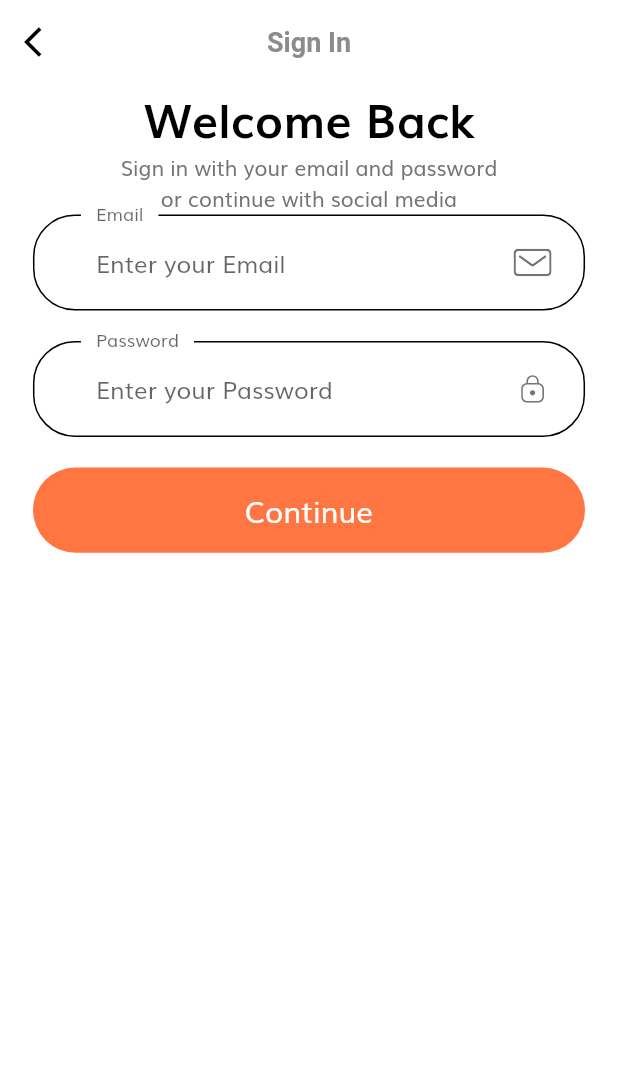
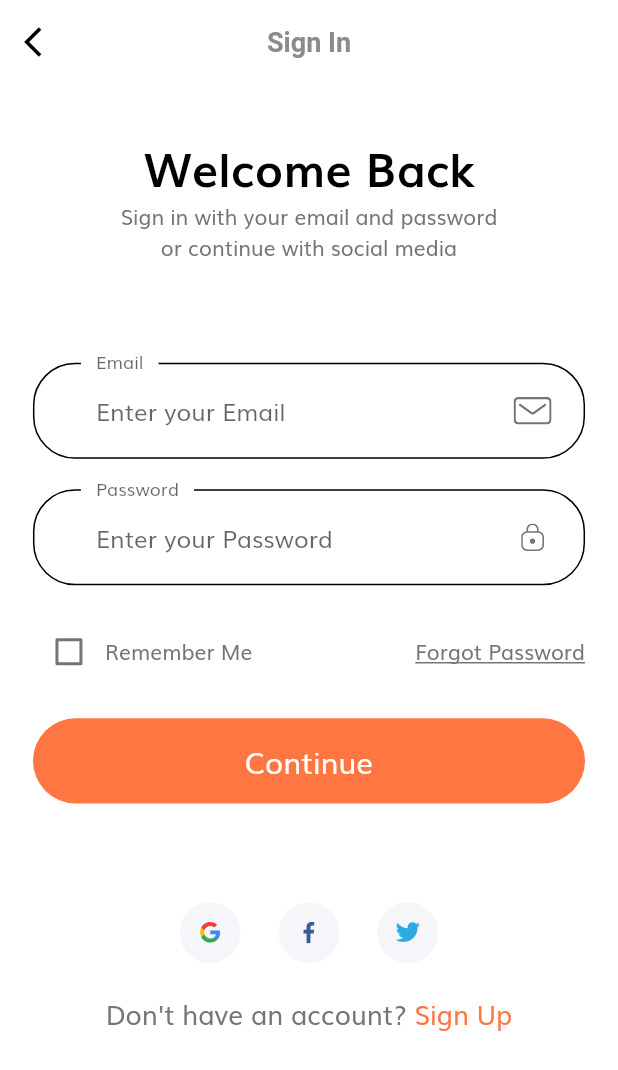
Before and after one commit to moonlomon/marcket2, a Flutter app: the screen it shows after launch, after a tap on "Continue", on a phone screen of 412 x 824 dp. Shown: the top 1070 px of the screen. Run offline on Flutter 3.47's test engine with Material 2 defaults, Android fonts, the light colour scheme and no system bars; our stand-ins replace flutter_svg.

Commit message:
로그인페이지 90% 완성

```diff
--- a/lib/screens/sign_in/components/custom_suffix_icon.dart
+++ b/lib/components/custom_suffix_icon.dart
@@ -1,7 +1,7 @@
 import 'package:flutter/material.dart';
 import 'package:flutter_svg/svg.dart';
 
-import '../../../size_config.dart';
+import '../size_config.dart';
 
 class CustomSuffixIcon extends StatelessWidget {
   const CustomSuffixIcon({
--- a/lib/routs.dart
+++ b/lib/routs.dart
@@ -1,4 +1,6 @@
 import 'package:flutter/widgets.dart';
+import 'package:marcket2/screens/forget_password/forget_password_screen.dart';
+import 'package:marcket2/screens/login_success/login_success_screen.dart';
 import 'package:marcket2/screens/sign_in/sign_in_screen.dart';
 import 'package:marcket2/screens/splash/splash_screen.dart';
 
@@ -6,4 +8,6 @@ import 'package:marcket2/screens/splash/splash_screen.dart';
 final Map<String, WidgetBuilder> routes = {
   SplashScreen.routeName: (context) => SplashScreen(), // "/spllash"라우트를 명령하면 SplashScreen위젯으로 이동
   SignInScreen.routeName: (context) => SignInScreen(),
+  ForgotPasswordScreen.routeName: (context) => ForgotPasswordScreen(),
+  LoginSuccessScreen.routeName: (context) => LoginSuccessScreen(),
 };
--- a/lib/screens/sign_in/components/body.dart
+++ b/lib/screens/sign_in/components/body.dart
@@ -1,9 +1,14 @@
+import 'dart:ui';
+
 import 'package:flutter/material.dart';
+import 'package:flutter_svg/svg.dart';
+import 'package:marcket2/constants.dart';
+import 'package:marcket2/screens/forget_password/forget_password_screen.dart';
+import 'package:marcket2/screens/sign_in/components/sign_form.dart';
+import 'package:marcket2/screens/sign_in/components/socal_card.dart';
 import 'package:marcket2/size_config.dart';
-import 'package:flutter_svg/svg.dart';
 
-import '../../../components/default_button.dart';
-import 'custom_suffix_icon.dart';
+import 'no_account_text.dart';
 
 class Body extends StatelessWidget {
   const Body({Key? key}) : super(key: key);
@@ -15,8 +20,10 @@ class Body extends StatelessWidget {
       child: Padding(
         padding:
             EdgeInsets.symmetric(horizontal: getProportionateScreenWidth(20)),
+        child: SingleChildScrollView(
           child: Column(
             children: <Widget>[
+              SizedBox(height: SizeConfig.screenHeight * 0.04,),
               Text(
                 "Welcome Back",
                 style: TextStyle(
@@ -28,90 +35,32 @@ class Body extends StatelessWidget {
                 "Sign in with your email and password  \nor continue with social media",
                 textAlign: TextAlign.center,
               ),
-            SignForm()
+              SizedBox(height: SizeConfig.screenHeight * 0.08,),
+              SignForm(),
+              SizedBox(height: SizeConfig.screenHeight * 0.08,),
+              Row(
+                mainAxisAlignment: MainAxisAlignment.center,
+                children: [
+                  SocalCard(
+                    icon: "assets/icons/google-icon.svg",
+                    press: () {},
+                  ),
+                  SocalCard(
+                    icon: "assets/icons/facebook-2.svg",
+                    press: () {},
+                  ),
+                  SocalCard(
+                    icon: "assets/icons/twitter.svg",
+                    press: () {},
+                  ),
                 ],
+              ),
+              SizedBox(height: getProportionateScreenHeight(20),),
+              NoAccountText()
+            ],
+          ),
         ),
       ),
     );
   }
 }
-
-class SignForm extends StatefulWidget {
-  const SignForm({Key? key}) : super(key: key);
-
-  @override
-  State<SignForm> createState() => _SignFormState();
-}
-
-class _SignFormState extends State<SignForm> {
-  // *textFormFeild 생성 시 기본 세팅
-  final _formKey = GlobalKey<FormState>();
-  final List<String> errors = [];
-
-  @override
-  Widget build(BuildContext context) {
-    // *textFormFeild 생성 시 기본 세팅2
-    return Form(
-      key: _formKey,
-      child: Column(
-        children: <Widget>[
-          buildEmailFormField(),
-          SizedBox(
-            height: getProportionateScreenHeight(20),
-          ),
-          buildPasswordFormField(),
-          SizedBox(
-            height: getProportionateScreenHeight(20),
-          ),
-          DefaultButton(
-            text: "Continue",
-            press: () {},
-          )
-        ],
-      ),
-    );
-  }
-
-  TextFormField buildPasswordFormField() {
-    return TextFormField(
-      // 텍스트폼필드 속성설정하기
-      keyboardType: TextInputType.visiblePassword,
-      obscureText: true, // * 비밀번호 가리기
-      validator: (value) {
-        if (value == null || value.isEmpty) {
-          setState(() {
-            errors.add("Please enter your password");
-          });
-        }
-      },
-      decoration: InputDecoration(
-          labelText: "Password",
-          hintText: "Enter your Password",
-          floatingLabelBehavior: FloatingLabelBehavior.always,
-          suffixIcon: CustomSuffixIcon(
-            svgIcon: "assets/icons/Lock.svg",
-          )),
-    );
-  }
-
-  TextFormField buildEmailFormField() {
-    return TextFormField(
-      // 텍스트폼필드 속성설정하기
-      keyboardType: TextInputType.emailAddress,
-      validator: (value) {
-        if (value == null || value.isEmpty) {
-          setState(() {
-            errors.add("Please enter your email");
-          });
-        }
-      },
-      decoration: InputDecoration(
-          labelText: "Email",
-          hintText: "Enter your Email",
-          floatingLabelBehavior: FloatingLabelBehavior.always,
-          suffixIcon: CustomSuffixIcon(
-            svgIcon: "assets/icons/Mail.svg",
-          )),
-    );
-  }
-}
--- /dev/null
+++ b/lib/screens/sign_in/components/no_account_text.dart
@@ -0,0 +1,26 @@
+import 'package:flutter/material.dart';
+
+import '../../../constants.dart';
+import '../../../size_config.dart';
+import '../../forget_password/forget_password_screen.dart';
+
+class NoAccountText extends StatelessWidget {
+  const NoAccountText({
+    super.key,
+  });
+
+  @override
+  Widget build(BuildContext context) {
+    return Row(
+      mainAxisAlignment: MainAxisAlignment.center,
+      children: [
+        Text("Don't have an account? ",
+            style: TextStyle(
+                fontSize: getProportionateScreenWidth(16),
+                )),
+        Text("Sign Up",
+            style: TextStyle(fontSize: getProportionateScreenWidth(16), color: kPrimaryColor))
+      ],
+    );
+  }
+}
--- /dev/null
+++ b/lib/screens/sign_in/components/sign_form.dart
@@ -0,0 +1,174 @@
+import 'package:flutter/material.dart';
+
+import '../../../components/default_button.dart';
+import '../../../components/form_error.dart';
+import '../../../constants.dart';
+import '../../../size_config.dart';
+import '../../../components/custom_suffix_icon.dart';
+import '../../forget_password/forget_password_screen.dart';
+import '../../login_success/login_success_screen.dart';
+
+class SignForm extends StatefulWidget {
+  const SignForm({Key? key}) : super(key: key);
+
+  @override
+  State<SignForm> createState() => _SignFormState();
+}
+
+class _SignFormState extends State<SignForm> {
+  // *textFormFeild 생성 시 기본 세팅
+  final _formKey = GlobalKey<FormState>();
+  late String email; // ?? late?
+  late String password;
+  late bool remember = false;
+  final List<String> errors = [];
+
+  @override
+  Widget build(BuildContext context) {
+    // *textFormFeild 생성 시 기본 세팅2
+    return Form(
+      key: _formKey,
+      child: Column(
+        children: <Widget>[
+          buildEmailFormField(),
+          SizedBox(
+            height: getProportionateScreenHeight(20),
+          ),
+          buildPasswordFormField(),
+          SizedBox(
+            height: getProportionateScreenHeight(20),
+          ),
+          Row(
+            children: [
+              Checkbox(
+                value: remember,
+                onChanged: (value) {
+                  setState(() {
+                    remember = value!;
+                  });
+                },
+                activeColor: kPrimaryColor,
+              ),
+              Text("Remember Me"),
+              Spacer(),
+              GestureDetector(
+                  onTap: () => Navigator.pushNamed(
+                      context, ForgotPasswordScreen.routeName),
+                  child: Text(
+                    "Forgot Password",
+                    style: TextStyle(decoration: TextDecoration.underline),
+                  ))
+            ],
+          ),
+          FormError(errors: errors),
+          SizedBox(
+            height: getProportionateScreenHeight(20),
+          ),
+          DefaultButton(
+            text: "Continue",
+            press: () {
+              if (_formKey.currentState!.validate()) {
+                _formKey.currentState?.save(); // ??
+                Navigator.popAndPushNamed(context, LoginSuccessScreen.routeName);
+              }
+            },
+          )
+        ],
+      ),
+    );
+  }
+
+  TextFormField buildPasswordFormField() {
+    return TextFormField(
+      // 텍스트폼필드 속성설정하기
+      keyboardType: TextInputType.visiblePassword,
+      obscureText: true,
+      // * 비밀번호 가리기
+      onSaved: (newValue) => password = newValue!,
+      // ?? !?
+      onChanged: (value) {
+        if (value.isNotEmpty && errors.contains(kPassNullError)) {
+          setState(() {
+            errors.remove(kPassNullError);
+          });
+          // return ""; //?? 여기는 안되는 이유
+        } else if (value.length >= 8 && errors.contains(kShortPassError)) {
+          // ??
+          setState(() {
+            errors.remove(kShortPassError);
+          });
+        }
+        return null; // ?? return을 안넣어주면 리스트가 계속 추가됨
+      },
+      validator: (value) {
+        if (value == null ||
+            value.isEmpty && !errors.contains(kPassNullError)) {
+          setState(() {
+            errors.add(kPassNullError);
+          });
+          return ""; // ?? 이거 하는 이유
+        } else if (value.length < 8 && !errors.contains(kShortPassError)) {
+          // ??
+          setState(() {
+            errors.add(kShortPassError);
+          });
+          return "";
+        }
+        return null; // ?? return을 안넣어주면 리스트가 계속 추가됨
+      },
+      decoration: InputDecoration(
+          labelText: "Password",
+          hintText: "Enter your Password",
+          floatingLabelBehavior: FloatingLabelBehavior.always,
+          suffixIcon: CustomSuffixIcon(
+            svgIcon: "assets/icons/Lock.svg",
+          )),
+    );
+  }
+
+  TextFormField buildEmailFormField() {
+    return TextFormField(
+      // 텍스트폼필드 속성설정하기
+      keyboardType: TextInputType.emailAddress,
+      onSaved: (newValue) => email = newValue!,
+      onChanged: (value) {
+        if (value.isNotEmpty && errors.contains(kEmailNullError)) {
+          setState(() {
+            errors.remove(kEmailNullError);
+          });
+        } else if (emailValidatorRegExp.hasMatch(value) &&
+            errors.contains(kInvalidEmailError)) {
+          // ??
+          setState(() {
+            errors.remove(kInvalidEmailError);
+          });
+        }
+        return; // ?? return을 안넣어주면 리스트가 계속 추가됨
+      },
+      validator: (value) {
+        if (value == null ||
+            value.isEmpty && !errors.contains(kEmailNullError)) {
+          setState(() {
+            errors.add(kEmailNullError);
+          });
+          return "";
+        } else if (!emailValidatorRegExp.hasMatch(value) &&
+            !errors.contains(kInvalidEmailError)) {
+          // ??
+          setState(() {
+            errors.add(kInvalidEmailError);
+          });
+          return "";
+        }
+        return null; // ?? return을 안넣어주면 리스트가 계속 추가됨
+      },
+      decoration: InputDecoration(
+          labelText: "Email",
+          hintText: "Enter your Email",
+          floatingLabelBehavior: FloatingLabelBehavior.always,
+          suffixIcon: CustomSuffixIcon(
+            svgIcon: "assets/icons/Mail.svg",
+          )),
+    );
+  }
+}
--- /dev/null
+++ b/lib/screens/sign_in/components/socal_card.dart
@@ -0,0 +1,31 @@
+import 'package:flutter/material.dart';
+import 'package:flutter_svg/svg.dart';
+
+import '../../../size_config.dart';
+
+class SocalCard extends StatelessWidget {
+  const SocalCard({
+    super.key, required this.icon, required this.press,
+  });
+
+  final String icon;
+  final VoidCallback press;
+
+  @override
+  Widget build(BuildContext context) {
+    return GestureDetector(
+      onTap: press,
+      child: Container(
+        margin: EdgeInsets.symmetric(horizontal: getProportionateScreenWidth(10)),
+        padding: EdgeInsets.all(getProportionateScreenWidth(12)),
+        height: getProportionateScreenHeight(40),
+        width: getProportionateScreenWidth(40), // ?? 너무 작으면 안보일 수 있음
+        decoration: BoxDecoration(
+            color: Color(0xFFF5F6F9),
+            shape: BoxShape.circle
+        ),
+        child: SvgPicture.asset(icon),
+      ),
+    );
+  }
+}
--- a/lib/screens/sign_in/sign_in_screen.dart
+++ b/lib/screens/sign_in/sign_in_screen.dart
@@ -11,8 +11,8 @@ class SignInScreen extends StatelessWidget {
       // 메인에서 앱바의 속성을 설정
       appBar: AppBar(
         centerTitle: true,
+        title: Text("Sign In"),
         automaticallyImplyLeading: false,
-        title: Text("Sign In"),
         leading: IconButton(icon: Icon(Icons.arrow_back_ios), onPressed: (){Navigator.pop(context);}),
       ),
       body: Body(),
--- a/lib/screens/splash/components/splash_content.dart
+++ b/lib/screens/splash/components/splash_content.dart
@@ -16,17 +16,20 @@ class SplashContent extends StatelessWidget {
   Widget build(BuildContext context) {
     return Column(
       children: <Widget>[
-        Spacer(), //??
-        Text(
-          "TOKOTO",
-          style: TextStyle(
-            fontSize: getProportionateScreenWidth(36),
-            color: kPrimaryColor,
-            fontWeight: FontWeight.bold,
+        Spacer(flex: 2,), //??
+        Expanded(
+          flex: 3,
+          child: Text(
+            "TOKOTO",
+            style: TextStyle(
+              fontSize: getProportionateScreenWidth(40),
+              color: kPrimaryColor,
+              fontWeight: FontWeight.bold,
+            ),
           ),
         ),
-        Text(text, textAlign: TextAlign.center,),
-        Spacer(flex: 2), //??
+        Expanded(flex: 3, child: Text(text, textAlign: TextAlign.center,)),
+        Spacer(), //??
         Image.asset(
           image,
           height: getProportionateScreenHeight(265),
```
Also changed, not shown: lib/components/form_error.dart (added, +36 -0 lines), lib/screens/forget_password/components/body.dart (added, +43 -0 lines), lib/screens/forget_password/components/forget_pass_form.dart (added, +95 -0 lines), lib/screens/forget_password/forget_password_screen.dart (added, +19 -0 lines), lib/screens/login_success/login_success_screen.dart (added, +13 -0 lines). Lines whose indentation alone changed are shown as unchanged.
